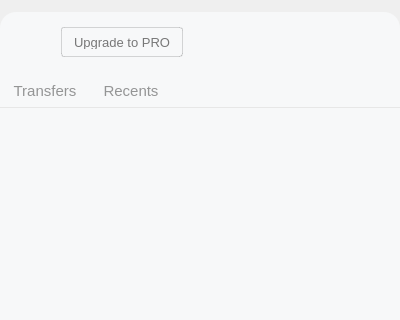
This is src/MEGASync/gui/macx/InfoDialog.ui in meganz/MEGAsync as Qt 5 draws it before an edit; both pictures show x 0 to 400 and y 0 to 320 of the 400 by 564 pixel window. The edited form follows.
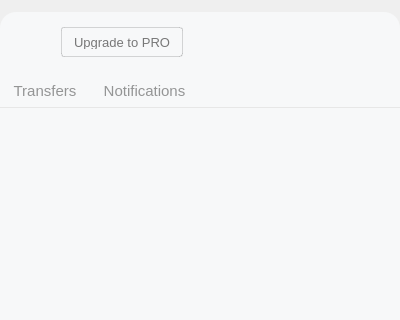
This is the edited form. Icons and pictures are not drawn. Custom widgets are drawn as their Qt base class.

Commit message: Revamp name to notifications

```diff
--- a/src/MEGASync/gui/macx/InfoDialog.ui
+++ b/src/MEGASync/gui/macx/InfoDialog.ui
@@ -26,11 +26,11 @@
    <string/>
   </property>
   <property name="styleSheet">
-   <string notr="true">#tTransfers, #tRecents
+   <string notr="true">#tTransfers, #tNotifications
 {
   font-family: &quot;Lato&quot;;
   font-size: 15px;
-  color: rgba(0, 0, 0, 40%);;
+  color: rgba(0, 0, 0, 40%);
   padding: 0px 8px 0px 8px;
   border: none;
 }
@@ -714,9 +714,9 @@
                       </spacer>
                      </item>
                      <item>
-                      <widget class="QToolButton" name="tRecents">
+                      <widget class="QToolButton" name="tNotifications">
                        <property name="text">
-                        <string>Recents</string>
+                        <string>Notifications</string>
                        </property>
                       </widget>
                      </item>
```
The commit also changes 2 other files.
